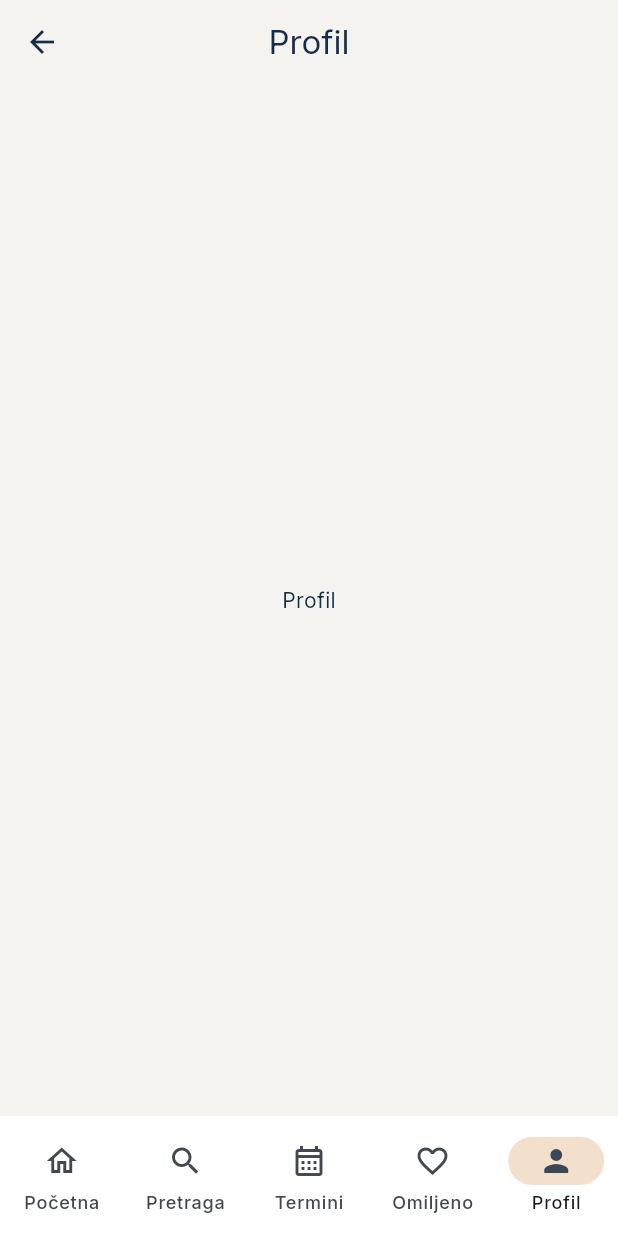
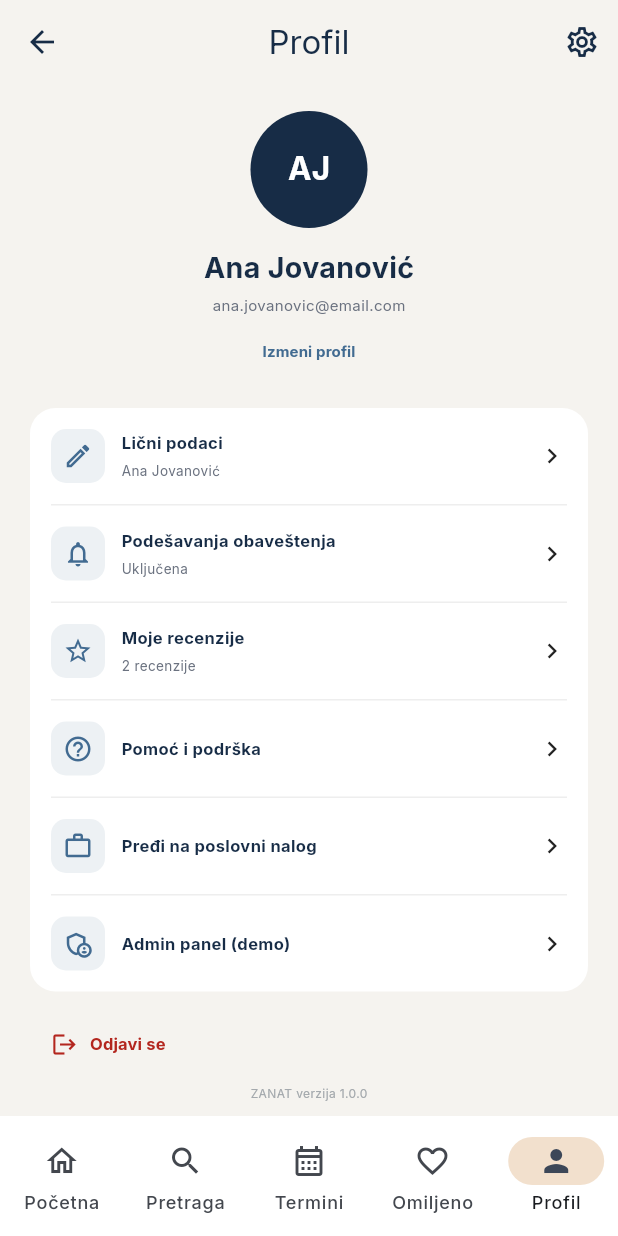
Before and after one commit to tamaravuj/zanat, a Flutter app: the MainShell screen opened by its route, after a tap on "AJ", on a phone screen of 412 x 824 dp. Run offline on Flutter 3.47's test engine with Material 3 defaults, Android fonts, the phone set to English and light mode, and no system bars; our stand-ins replace google_fonts; network calls fail.

Commit message:
profile, edit profile, notifications, my reviews, help

```diff
--- a/zanat/lib/navigation/app_router.dart
+++ b/zanat/lib/navigation/app_router.dart
@@ -1,4 +1,8 @@
 import 'package:flutter/material.dart';
+import 'package:zanat/screens/edit_profile_screen.dart';
+import 'package:zanat/screens/help_screen.dart';
+import 'package:zanat/screens/my_reviews_screen.dart';
+import 'package:zanat/screens/notifications_screen.dart';
 
 import '../models/search_filters.dart';
 import '../models/shop.dart';
@@ -78,7 +82,14 @@ class AppRouter {
         return MaterialPageRoute(
           builder: (_) => BookingDetailsScreen(bookingId: id),
         );
-
+      case AppRoutes.editProfile:
+        return MaterialPageRoute(builder: (_) => const EditProfileScreen());
+      case AppRoutes.notifications:
+        return MaterialPageRoute(builder: (_) => const NotificationsScreen());
+      case AppRoutes.myReviews:
+        return MaterialPageRoute(builder: (_) => const MyReviewsScreen());
+      case AppRoutes.help:
+        return MaterialPageRoute(builder: (_) => const HelpScreen());
       default:
         return MaterialPageRoute(
           builder: (_) =>
--- a/zanat/lib/navigation/main_shell.dart
+++ b/zanat/lib/navigation/main_shell.dart
@@ -1,4 +1,5 @@
 import 'package:flutter/material.dart';
+import 'package:zanat/screens/profile_screen.dart';
 
 import '../screens/home_screen.dart';
 import '../screens/search_screen.dart';
@@ -23,7 +24,7 @@ class _MainShellState extends State<MainShell> {
     const SearchScreen(),
     MyBookingsScreen(onTabSelected: _select),
     FavoritesScreen(onTabSelected: _select),
-    const _Placeholder('Profil'),
+    const ProfileScreen(),
   ];
 
   @override
--- a/zanat/lib/screens/home_screen.dart
+++ b/zanat/lib/screens/home_screen.dart
@@ -1,4 +1,6 @@
 import 'package:flutter/material.dart';
+import 'package:zanat/core/utils/formatters.dart';
+import 'package:zanat/services/user_store.dart';
 
 import '../core/theme/app_colors.dart';
 import '../models/search_filters.dart';
@@ -14,12 +16,13 @@ import '../widgets/shop_card.dart';
 class HomeScreen extends StatelessWidget {
   /// Prebacuje tab u donjoj navigaciji (1 = Pretraga, 4 = Profil).
   final ValueChanged<int> onTabSelected;
+
   const HomeScreen({super.key, required this.onTabSelected});
 
   String get _greeting {
-    final h = DateTime.now().hour;
-    if (h < 12) return 'Dobro jutro,';
-    if (h < 18) return 'Dobar dan,';
+    final hour = DateTime.now().hour;
+    if (hour < 12) return 'Dobro jutro,';
+    if (hour < 18) return 'Dobar dan,';
     return 'Dobro veče,';
   }
 
@@ -34,13 +37,16 @@ class HomeScreen extends StatelessWidget {
     final nearby = [...MockData.shops]
       ..sort((a, b) => a.distanceKm.compareTo(b.distanceKm));
     final featured = MockData.shopById('s3');
+    final categories = ShopCategory.values;
 
     return Scaffold(
       body: SafeArea(
         child: ListView(
-          padding: const EdgeInsets.fromLTRB(20, 20, 20, 24),
+          padding: const EdgeInsets.fromLTRB(16, 16, 16, 24),
           children: [
-            Row(
+            ListenableBuilder(
+              listenable: UserStore.instance,
+              builder: (context, _) => Row(
                 mainAxisAlignment: MainAxisAlignment.spaceBetween,
                 children: [
                   Column(
@@ -54,9 +60,9 @@ class HomeScreen extends StatelessWidget {
                         ),
                       ),
                       const SizedBox(height: 2),
-                    const Text(
-                      'Ana',
-                      style: TextStyle(
+                      Text(
+                        UserStore.instance.firstName,
+                        style: const TextStyle(
                           fontSize: 26,
                           fontWeight: FontWeight.w700,
                           letterSpacing: -0.7,
@@ -66,12 +72,12 @@ class HomeScreen extends StatelessWidget {
                   ),
                   GestureDetector(
                     onTap: () => onTabSelected(4),
-                  child: const CircleAvatar(
+                    child: CircleAvatar(
                       radius: 23,
                       backgroundColor: AppColors.primary,
                       child: Text(
-                      'AJ',
-                      style: TextStyle(
+                        initials(UserStore.instance.fullName),
+                        style: const TextStyle(
                           color: Colors.white,
                           fontWeight: FontWeight.w700,
                         ),
@@ -79,6 +85,7 @@ class HomeScreen extends StatelessWidget {
                     ),
                   ),
                 ],
+              ),
             ),
             const SizedBox(height: 14),
             const Row(
@@ -107,20 +114,27 @@ class HomeScreen extends StatelessWidget {
               onAction: () =>
                   Navigator.pushNamed(context, AppRoutes.categories),
             ),
-            Row(
-              children: [
-                for (final c in ShopCategory.values) ...[
-                  if (c != ShopCategory.values.first) const SizedBox(width: 9),
-                  Expanded(
+            SizedBox(
+              height: 120,
+              child: ListView.separated(
+                scrollDirection: Axis.horizontal,
+                itemCount: categories.length,
+                separatorBuilder: (_, __) => const SizedBox(width: 9),
+                itemBuilder: (context, index) {
+                  final category = categories[index];
+                  return SizedBox(
+                    width: 112,
                     child: CategoryTile(
-                      category: c,
-                      count: MockData.byCategory(c).length,
-                      onTap: () =>
-                          _openResults(context, SearchFilters(category: c)),
+                      category: category,
+                      count: MockData.byCategory(category).length,
+                      onTap: () => _openResults(
+                        context,
+                        SearchFilters(category: category),
                       ),
                     ),
-                ],
-              ],
+                  );
+                },
+              ),
             ),
             SectionTitle(
               title: 'U blizini',
@@ -132,22 +146,43 @@ class HomeScreen extends StatelessWidget {
               child: Row(
                 crossAxisAlignment: CrossAxisAlignment.start,
                 children: [
-                  for (final s in nearby.take(3)) ...[
+                  for (var i = 0; i < nearby.take(3).length; i++) ...[
+                    if (i > 0) const SizedBox(width: 13),
                     SizedBox(
                       width: 270,
                       child: ShopCard(
-                        shop: s,
-                        onTap: () => _openShop(context, s),
+                        shop: nearby[i],
+                        onTap: () => _openShop(context, nearby[i]),
                       ),
                     ),
-                    const SizedBox(width: 13),
                   ],
                 ],
               ),
             ),
+            if (featured != null) ...[
               const SectionTitle(title: 'Preporučeno za tebe'),
-            GestureDetector(
+              _FeaturedShopBanner(
+                shop: featured,
                 onTap: () => _openShop(context, featured),
+              ),
+            ],
+          ],
+        ),
+      ),
+    );
+  }
+}
+
+class _FeaturedShopBanner extends StatelessWidget {
+  final Shop shop;
+  final VoidCallback onTap;
+
+  const _FeaturedShopBanner({required this.shop, required this.onTap});
+
+  @override
+  Widget build(BuildContext context) {
+    return GestureDetector(
+      onTap: onTap,
       child: ClipRRect(
         borderRadius: BorderRadius.circular(18),
         child: SizedBox(
@@ -156,7 +191,7 @@ class HomeScreen extends StatelessWidget {
             fit: StackFit.expand,
             children: [
               Image.network(
-                        featured.imageUrl,
+                shop.imageUrl,
                 fit: BoxFit.cover,
                 errorBuilder: (_, __, ___) =>
                     Container(color: AppColors.secondary),
@@ -195,25 +230,18 @@ class HomeScreen extends StatelessWidget {
                     ),
                     const SizedBox(height: 7),
                     Text(
-                              '${featured.name} · ${featured.district}',
+                      '${shop.name} · ${shop.district}',
                       style: const TextStyle(
                         color: Color(0xFFD9E0E5),
                         fontSize: 10,
                       ),
                     ),
                     const SizedBox(height: 10),
-                            Theme(
-                              data: ThemeData(
-                                textTheme: const TextTheme(
-                                  bodyMedium: TextStyle(color: Colors.white),
-                                ),
-                              ),
-                              child: DefaultTextStyle.merge(
+                    DefaultTextStyle.merge(
                       style: const TextStyle(color: Colors.white),
                       child: RatingBadge(
-                                  value: featured.rating,
-                                  suffix: '(${featured.reviewCount})',
-                                ),
+                        value: shop.rating,
+                        suffix: '(${shop.reviewCount})',
                       ),
                     ),
                   ],
@@ -223,10 +251,6 @@ class HomeScreen extends StatelessWidget {
           ),
         ),
       ),
-            ),
-          ],
-        ),
-      ),
     );
   }
 }
--- /dev/null
+++ b/zanat/lib/screens/profile_screen.dart
@@ -0,0 +1,159 @@
+import 'package:flutter/material.dart';
+
+import '../core/theme/app_colors.dart';
+import '../core/utils/formatters.dart';
+import '../navigation/app_routes.dart';
+import '../services/review_store.dart';
+import '../services/user_store.dart';
+import '../widgets/menu_tile.dart';
+
+class ProfileScreen extends StatelessWidget {
+  const ProfileScreen({super.key});
+
+  @override
+  Widget build(BuildContext context) {
+    return Scaffold(
+      appBar: AppBar(
+        title: const Text('Profil'),
+        actions: [
+          IconButton(
+            icon: const Icon(Icons.settings_outlined),
+            onPressed: () =>
+                Navigator.pushNamed(context, AppRoutes.notifications),
+          ),
+        ],
+      ),
+      body: ListenableBuilder(
+        listenable: Listenable.merge([
+          UserStore.instance,
+          ReviewStore.instance,
+        ]),
+        builder: (context, _) {
+          final u = UserStore.instance;
+          final reviewCount = ReviewStore.instance.byUser(UserStore.uid).length;
+          return ListView(
+            padding: const EdgeInsets.fromLTRB(20, 18, 20, 24),
+            children: [
+              Column(
+                children: [
+                  CircleAvatar(
+                    radius: 39,
+                    backgroundColor: AppColors.primary,
+                    child: Text(
+                      initials(u.fullName),
+                      style: const TextStyle(
+                        color: Colors.white,
+                        fontSize: 21,
+                        fontWeight: FontWeight.w700,
+                      ),
+                    ),
+                  ),
+                  const SizedBox(height: 13),
+                  Text(
+                    u.fullName,
+                    style: const TextStyle(
+                      fontSize: 19,
+                      fontWeight: FontWeight.w700,
+                    ),
+                  ),
+                  const SizedBox(height: 4),
+                  Text(
+                    u.email,
+                    style: const TextStyle(
+                      fontSize: 10,
+                      color: AppColors.textSecondary,
+                    ),
+                  ),
+                  TextButton(
+                    onPressed: () =>
+                        Navigator.pushNamed(context, AppRoutes.editProfile),
+                    child: const Text(
+                      'Izmeni profil',
+                      style: TextStyle(
+                        fontSize: 10,
+                        fontWeight: FontWeight.w700,
+                        color: AppColors.secondary,
+                      ),
+                    ),
+                  ),
+                ],
+              ),
+              const SizedBox(height: 14),
+              MenuCard(
+                children: [
+                  MenuTile(
+                    icon: Icons.edit_outlined,
+                    title: 'Lični podaci',
+                    subtitle: u.fullName,
+                    onTap: () =>
+                        Navigator.pushNamed(context, AppRoutes.editProfile),
+                  ),
+                  MenuTile(
+                    icon: Icons.notifications_none,
+                    title: 'Podešavanja obaveštenja',
+                    subtitle: u.pushEnabled ? 'Uključena' : 'Isključena',
+                    onTap: () =>
+                        Navigator.pushNamed(context, AppRoutes.notifications),
+                  ),
+                  MenuTile(
+                    icon: Icons.star_border,
+                    title: 'Moje recenzije',
+                    subtitle:
+                        '$reviewCount ${pluralize(reviewCount, 'recenzija', 'recenzije', 'recenzija')}',
+                    onTap: () =>
+                        Navigator.pushNamed(context, AppRoutes.myReviews),
+                  ),
+                  MenuTile(
+                    icon: Icons.help_outline,
+                    title: 'Pomoć i podrška',
+                    onTap: () => Navigator.pushNamed(context, AppRoutes.help),
+                  ),
+                  MenuTile(
+                    icon: Icons.work_outline,
+                    title: 'Pređi na poslovni nalog',
+                    onTap: () => Navigator.pushNamed(context, AppRoutes.owner),
+                  ),
+                  MenuTile(
+                    icon: Icons.admin_panel_settings_outlined,
+                    title: 'Admin panel (demo)',
+                    onTap: () => Navigator.pushNamed(context, AppRoutes.admin),
+                  ),
+                ],
+              ),
+              const SizedBox(height: 8),
+              TextButton.icon(
+                onPressed: () => Navigator.pushNamedAndRemoveUntil(
+                  context,
+                  AppRoutes.login,
+                  (_) => false,
+                ),
+                icon: const Icon(Icons.logout, color: AppColors.error),
+                label: const Text(
+                  'Odjavi se',
+                  style: TextStyle(
+                    color: AppColors.error,
+                    fontSize: 11,
+                    fontWeight: FontWeight.w700,
+                  ),
+                ),
+                style: TextButton.styleFrom(
+                  alignment: Alignment.centerLeft,
+                  padding: const EdgeInsets.symmetric(
+                    horizontal: 14,
+                    vertical: 18,
+                  ),
+                ),
+              ),
+              const Center(
+                child: Text(
+                  'ZANAT verzija 1.0.0',
+                  style: TextStyle(fontSize: 8, color: Color(0xFFA4A9AD)),
+                ),
+              ),
+            ],
+          );
+        },
+      ),
+    );
+  }
+}
--- a/zanat/lib/widgets/category_card.dart
+++ b/zanat/lib/widgets/category_card.dart
@@ -120,7 +120,11 @@ class CategoryTile extends StatelessWidget {
         onTap: onTap,
         child: Padding(
           padding: const EdgeInsets.symmetric(horizontal: 10, vertical: 14),
+          child: FittedBox(
+            fit: BoxFit.scaleDown,
+            alignment: Alignment.centerLeft,
             child: Column(
+              mainAxisSize: MainAxisSize.min,
               crossAxisAlignment: CrossAxisAlignment.start,
               children: [
                 Container(
@@ -130,7 +134,11 @@ class CategoryTile extends StatelessWidget {
                     color: category.tileColor,
                     borderRadius: BorderRadius.circular(11),
                   ),
-                child: Icon(category.icon, color: category.iconColor, size: 20),
+                  child: Icon(
+                    category.icon,
+                    color: category.iconColor,
+                    size: 20,
+                  ),
                 ),
                 const SizedBox(height: 13),
                 Text(
@@ -152,6 +160,7 @@ class CategoryTile extends StatelessWidget {
             ),
           ),
         ),
+      ),
     );
   }
 }
```
Also changed, not shown: zanat/lib/screens/edit_profile_screen.dart (added, +96 -0 lines), zanat/lib/screens/help_screen.dart (added, +104 -0 lines), zanat/lib/screens/my_reviews_screen.dart (added, +55 -0 lines), zanat/lib/screens/notifications_screen.dart (added, +86 -0 lines). Lines whose indentation alone changed are shown as unchanged.
